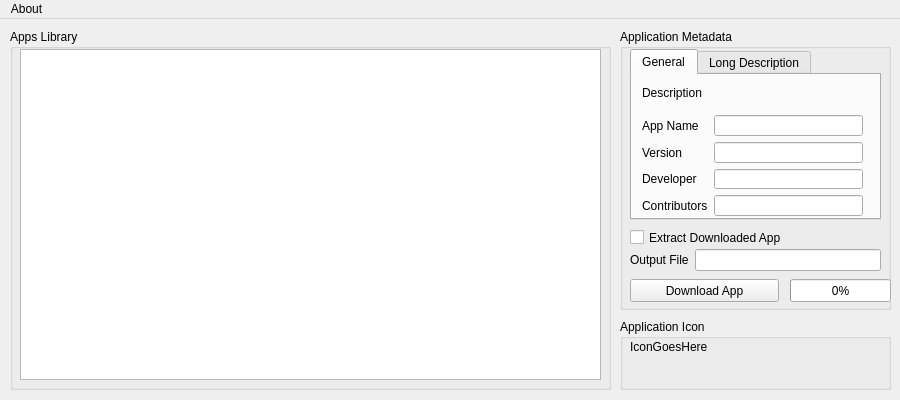
Qt form gui/united.ui (dhtdht020/osc-dl) before a commit.
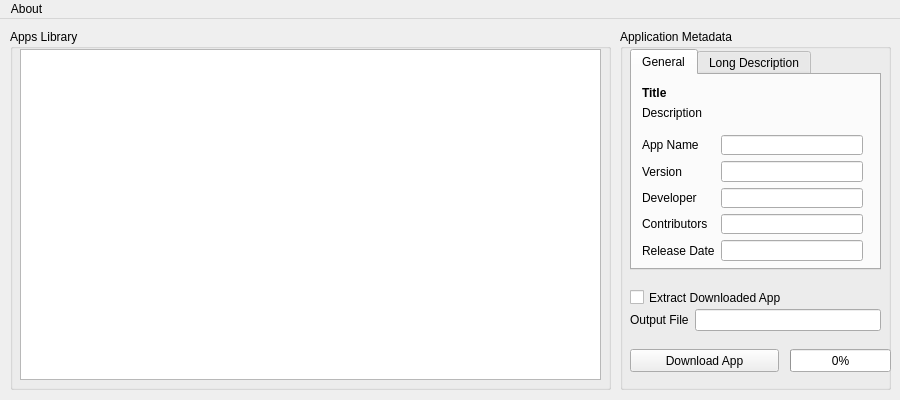
The same form after that commit.

Commit message: Updated GUI to fit raw release date

The edit to the form file:
```diff
--- a/gui/united.ui
+++ b/gui/united.ui
@@ -67,7 +67,7 @@
       <x>620</x>
       <y>10</y>
       <width>271</width>
-      <height>281</height>
+      <height>361</height>
      </rect>
     </property>
     <property name="title">
@@ -77,7 +77,7 @@
      <property name="geometry">
       <rect>
        <x>10</x>
-       <y>200</y>
+       <y>260</y>
        <width>179</width>
        <height>17</height>
       </rect>
@@ -90,7 +90,7 @@
      <property name="geometry">
       <rect>
        <x>170</x>
-       <y>250</y>
+       <y>320</y>
        <width>101</width>
        <height>23</height>
       </rect>
@@ -105,7 +105,7 @@
        <x>10</x>
        <y>20</y>
        <width>251</width>
-       <height>171</height>
+       <height>221</height>
       </rect>
      </property>
      <property name="currentIndex">
@@ -119,9 +119,9 @@
        <property name="geometry">
         <rect>
          <x>10</x>
-         <y>40</y>
+         <y>60</y>
          <width>221</width>
-         <height>101</height>
+         <height>126</height>
         </rect>
        </property>
        <layout class="QFormLayout" name="MetaLayout">
@@ -199,13 +199,30 @@
           </property>
          </widget>
         </item>
+        <item row="4" column="0">
+         <widget class="QLabel" name="label_releasedate">
+          <property name="text">
+           <string>Release Date</string>
+          </property>
+         </widget>
+        </item>
+        <item row="4" column="1">
+         <widget class="QLineEdit" name="releasedate">
+          <property name="echoMode">
+           <enum>QLineEdit::Normal</enum>
+          </property>
+          <property name="readOnly">
+           <bool>true</bool>
+          </property>
+         </widget>
+        </item>
        </layout>
       </widget>
       <widget class="QLabel" name="label_description">
        <property name="geometry">
         <rect>
          <x>10</x>
-         <y>10</y>
+         <y>30</y>
          <width>221</width>
          <height>16</height>
         </rect>
@@ -220,6 +237,31 @@
         <string>Description</string>
        </property>
       </widget>
+      <widget class="QLabel" name="label_displayname">
+       <property name="geometry">
+        <rect>
+         <x>10</x>
+         <y>10</y>
+         <width>221</width>
+         <height>16</height>
+        </rect>
+       </property>
+       <property name="maximumSize">
+        <size>
+         <width>221</width>
+         <height>16777215</height>
+        </size>
+       </property>
+       <property name="font">
+        <font>
+         <weight>75</weight>
+         <bold>true</bold>
+        </font>
+       </property>
+       <property name="text">
+        <string>Title</string>
+       </property>
+      </widget>
      </widget>
      <widget class="QWidget" name="Description">
       <attribute name="title">
@@ -261,7 +303,7 @@
      <property name="geometry">
       <rect>
        <x>10</x>
-       <y>250</y>
+       <y>320</y>
        <width>149</width>
        <height>23</height>
       </rect>
@@ -274,7 +316,7 @@
      <property name="geometry">
       <rect>
        <x>10</x>
-       <y>220</y>
+       <y>280</y>
        <width>251</width>
        <height>22</height>
       </rect>
@@ -293,32 +335,6 @@
      </layout>
     </widget>
    </widget>
-   <widget class="QGroupBox" name="ApplicationIconBox">
-    <property name="geometry">
-     <rect>
-      <x>620</x>
-      <y>300</y>
-      <width>271</width>
-      <height>71</height>
-     </rect>
-    </property>
-    <property name="title">
-     <string>Application Icon</string>
-    </property>
-    <widget class="QLabel" name="ApplicationIconLabel">
-     <property name="geometry">
-      <rect>
-       <x>10</x>
-       <y>20</y>
-       <width>81</width>
-       <height>16</height>
-      </rect>
-     </property>
-     <property name="text">
-      <string>IconGoesHere</string>
-     </property>
-    </widget>
-   </widget>
   </widget>
   <widget class="QMenuBar" name="menubar">
    <property name="geometry">
```
Left out of the diff: 2 changed lines with no effect on the pictures. The commit also changes 2 other files.
